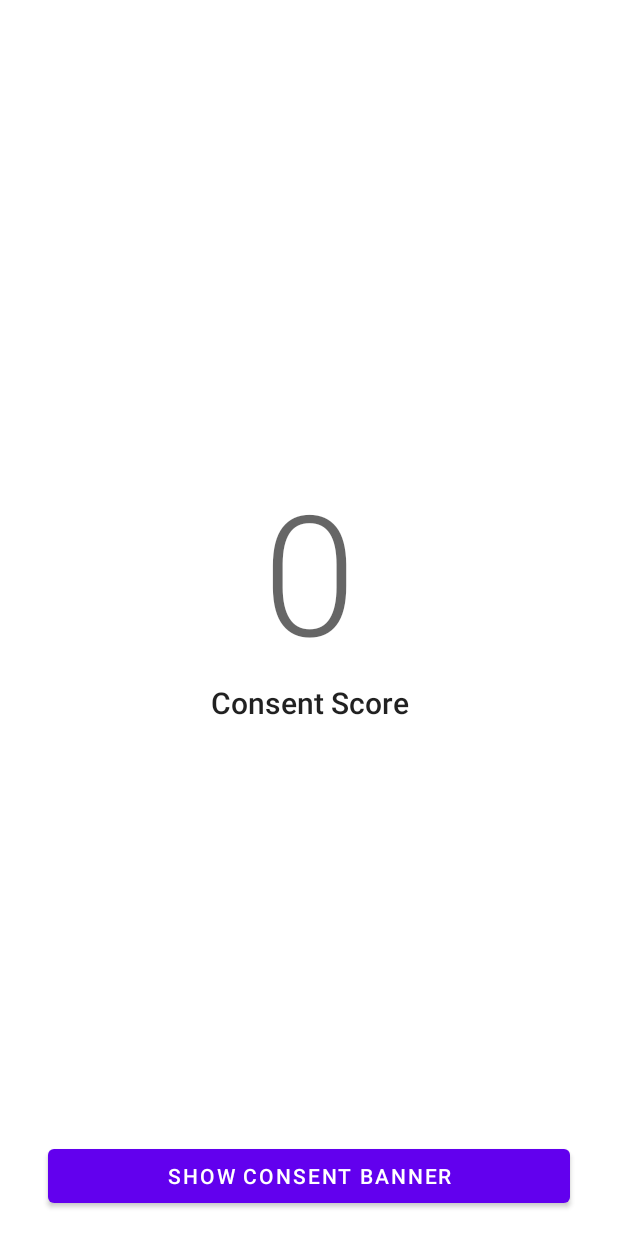
After one commit to mvp-sales/Android-Boilerplate, an Android app: the layout fragment_main.xml on its own in the app's theme, with its tools: preview values and no code run, on a phone screen of 412 x 824 dp. The commit adds this screen. Run offline under Robolectric (Android 15) with nearby library versions, the phone set to English and light mode, and no system bars.

Commit message:
Adds dependencies and basic view files

```diff
--- a/app/build.gradle.kts
+++ b/app/build.gradle.kts
@@ -10,6 +10,10 @@ plugins {
 android {
     namespace = "com.mvpsales.github"
     compileSdk = 35
+
+    buildFeatures {
+        viewBinding = true
+    }
 
     defaultConfig {
         applicationId = "com.mvpsales.github"
@@ -55,6 +59,7 @@ dependencies {
     ksp(libs.room.compiler)
     implementation(libs.room.ktx)
     implementation(libs.room.paging)
+    implementation(libs.usercentrics)
     testImplementation(libs.room.testing)
     testImplementation(libs.junit)
     androidTestImplementation(libs.androidx.junit)
--- a/app/src/main/java/com/mvpsales/github/MainApplication.kt
+++ b/app/src/main/java/com/mvpsales/github/MainApplication.kt
@@ -4,5 +4,4 @@ import android.app.Application
 import dagger.hilt.android.HiltAndroidApp
 
 @HiltAndroidApp
-class MainApplication: Application() {
-}
+class MainApplication: Application()
--- /dev/null
+++ b/app/src/main/res/layout/fragment_main.xml
@@ -0,0 +1,46 @@
+<?xml version="1.0" encoding="utf-8"?>
+<androidx.constraintlayout.widget.ConstraintLayout xmlns:android="http://schemas.android.com/apk/res/android"
+    xmlns:app="http://schemas.android.com/apk/res-auto"
+    xmlns:tools="http://schemas.android.com/tools"
+    android:layout_width="match_parent"
+    android:layout_height="match_parent">
+
+    <TextView
+        android:id="@+id/consent_score_value_tv"
+        style="@style/TextAppearance.AppCompat.Display4"
+        android:layout_width="0dp"
+        android:layout_height="wrap_content"
+        android:text="0"
+        android:layout_marginHorizontal="16dp"
+        android:gravity="center"
+        app:layout_constraintTop_toTopOf="parent"
+        app:layout_constraintEnd_toEndOf="parent"
+        app:layout_constraintStart_toStartOf="parent"
+        app:layout_constraintBottom_toTopOf="@id/show_consent_banner_btn"
+        tools:text="0"/>
+
+    <TextView
+        android:id="@+id/consent_score_label_tv"
+        style="@style/TextAppearance.AppCompat.Title"
+        android:layout_width="0dp"
+        android:layout_height="wrap_content"
+        android:text="0"
+        android:layout_marginHorizontal="16dp"
+        android:gravity="center"
+        app:layout_constraintTop_toBottomOf="@id/consent_score_value_tv"
+        app:layout_constraintEnd_toEndOf="parent"
+        app:layout_constraintStart_toStartOf="parent"
+        tools:text="Consent Score"/>
+
+    <com.google.android.material.button.MaterialButton
+        android:id="@+id/show_consent_banner_btn"
+        android:layout_width="0dp"
+        android:layout_height="wrap_content"
+        android:text="Show Consent Banner"
+        android:layout_marginHorizontal="32dp"
+        android:layout_marginBottom="16dp"
+        app:layout_constraintStart_toStartOf="parent"
+        app:layout_constraintEnd_toEndOf="parent"
+        app:layout_constraintBottom_toBottomOf="parent" />
+
+</androidx.constraintlayout.widget.ConstraintLayout>
--- a/gradle/libs.versions.toml
+++ b/gradle/libs.versions.toml
@@ -37,6 +37,7 @@ navigation-fragment = { group = "androidx.navigation", name = "navigation-fragme
 navigation-ui = { group = "androidx.navigation", name = "navigation-ui", version.ref="navigation" }
 navigation-testing = { group = "androidx.navigation", name = "navigation-testing", version.ref="navigation" }
 kotlin-serialization = { group = "org.jetbrains.kotlinx", name = "kotlinx-serialization-json", version.ref="kotlin-serialization" }
+usercentrics = { group = "com.usercentrics.sdk", name = "usercentrics-ui" }
 
 [plugins]
 androidApplication = { id = "com.android.application", version.ref = "agp" }
```
Also changed, not shown: app/src/main/java/com/mvpsales/github/MainActivity.kt (+1 -9 lines), app/src/main/java/com/mvpsales/github/ui/MainFragment.kt (added, +28 -0 lines), app/src/main/res/layout/activity_main.xml (+5 -14 lines), app/src/main/res/navigation/main.xml (added, +12 -0 lines).
